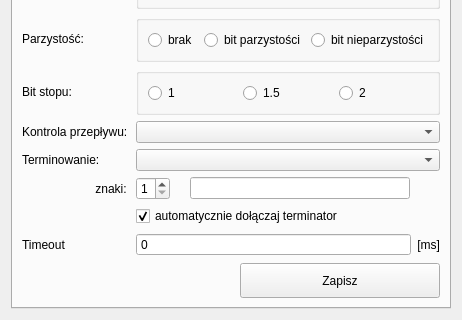
Above: ui/iwsk.ui from bzyx/IwSK-RS232 before the change; both pictures show x 0 to 462 and y 140 to 460 of the 462 by 460 pixel window. Below: the same form after it.
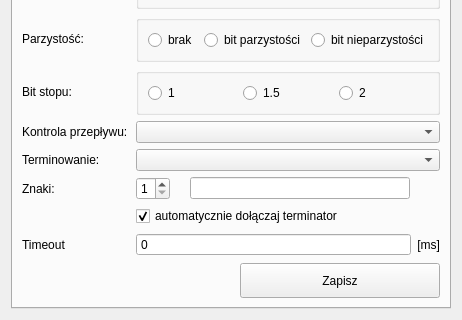
That is the form after the change.

Commit message:
Add few lines of comments. Added new window when saving and port is opened.
When the type of terminator is not "własny" the line to type it is not visible.

Just before generating exe file.

Patch:
```diff
--- a/ui/iwsk.ui
+++ b/ui/iwsk.ui
@@ -417,10 +417,7 @@
        <item row="8" column="0">
         <widget class="QLabel" name="label_13">
          <property name="text">
-          <string>znaki: </string>
-         </property>
-         <property name="alignment">
-          <set>Qt::AlignRight|Qt::AlignTrailing|Qt::AlignVCenter</set>
+          <string>Znaki: </string>
          </property>
         </widget>
        </item>
```
Left out of the diff: 36 changed lines with no effect on the pictures. The commit also changes 4 other files.
